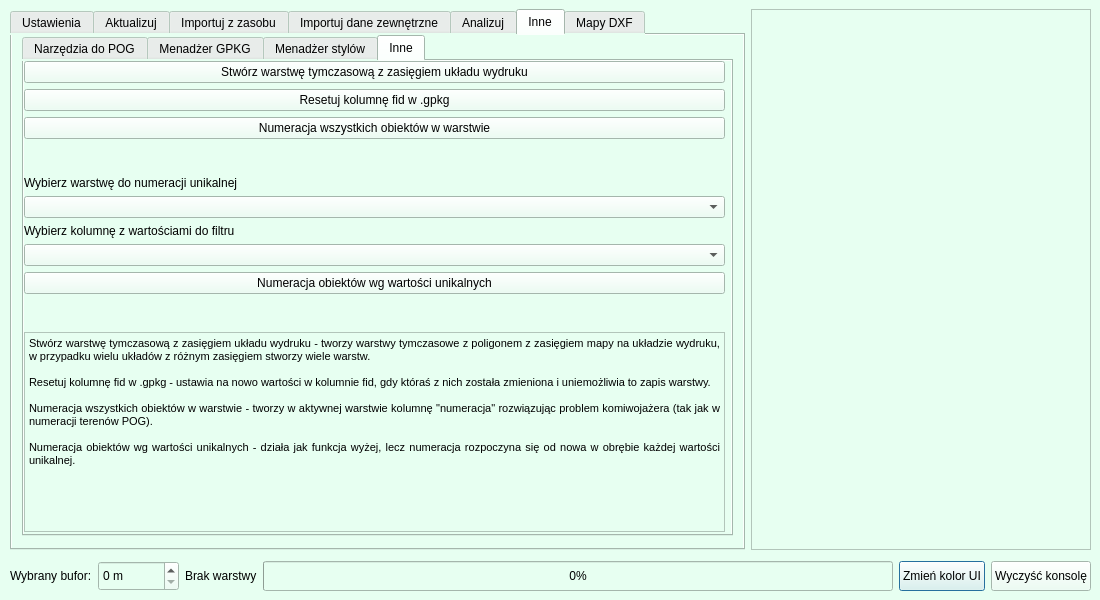
Old version of the form bober_os_dialog_base.ui in the repository pankonduktortoja/BoberOS.
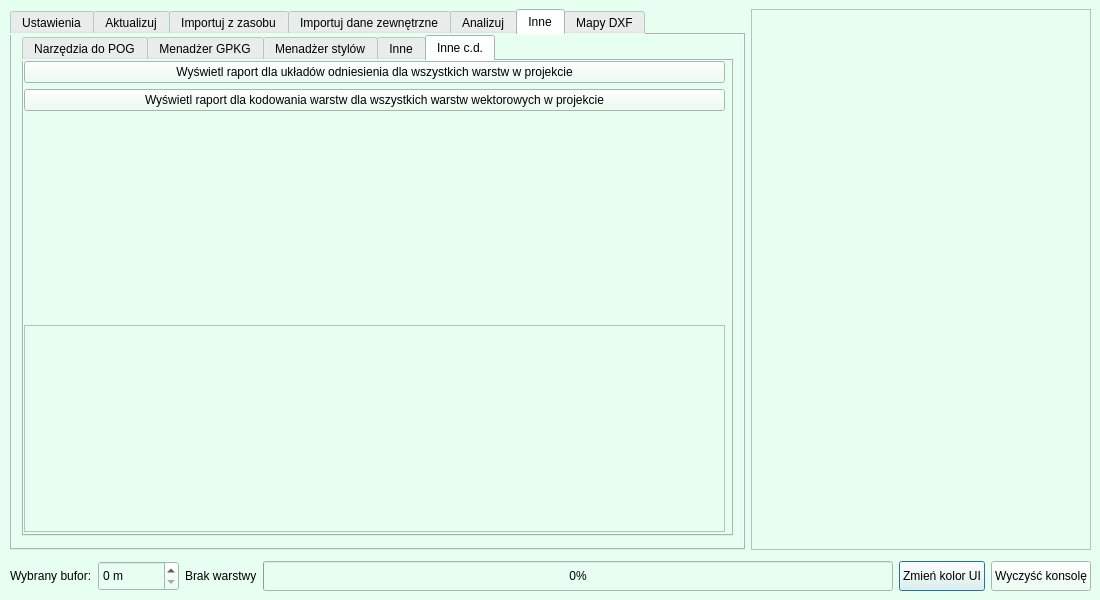
New version of the form. The open tabs and pages were chosen to show the change. Custom widgets are drawn as their Qt base class.

Commit message: minor functions added, minor improvements and code unification

What changed in the file:
```diff
--- a/bober_os_dialog_base.ui
+++ b/bober_os_dialog_base.ui
@@ -2024,6 +2024,53 @@
           </layout>
          </widget>
         </widget>
+        <widget class="QWidget" name="tab_24">
+         <attribute name="title">
+          <string>Inne c.d.</string>
+         </attribute>
+         <widget class="QWidget" name="verticalLayoutWidget_18">
+          <property name="geometry">
+           <rect>
+            <x>0</x>
+            <y>0</y>
+            <width>701</width>
+            <height>471</height>
+           </rect>
+          </property>
+          <layout class="QVBoxLayout" name="verticalLayout_20">
+           <item>
+            <widget class="QPushButton" name="pb_report_crs">
+             <property name="text">
+              <string>Wyświetl raport dla układów odniesienia dla wszystkich warstw w projekcie</string>
+             </property>
+            </widget>
+           </item>
+           <item>
+            <widget class="QPushButton" name="pb_report_encoding">
+             <property name="text">
+              <string>Wyświetl raport dla kodowania warstw dla wszystkich warstw wektorowych w projekcie</string>
+             </property>
+            </widget>
+           </item>
+           <item>
+            <spacer name="verticalSpacer_9">
+             <property name="orientation">
+              <enum>Qt::Vertical</enum>
+             </property>
+             <property name="sizeHint" stdset="0">
+              <size>
+               <width>20</width>
+               <height>40</height>
+              </size>
+             </property>
+            </spacer>
+           </item>
+           <item>
+            <widget class="QTextBrowser" name="textBrowser_18"/>
+           </item>
+          </layout>
+         </widget>
+        </widget>
        </widget>
       </widget>
       <widget class="QWidget" name="tab_19">
```
Left out of the diff: 2 changed lines with no effect on the pictures. The commit also changes 2 other files.
